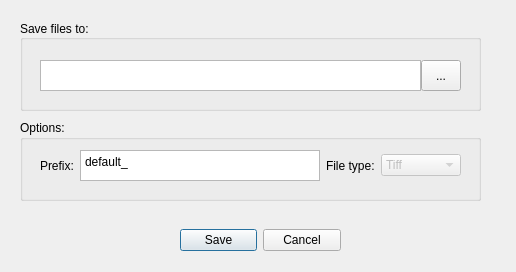
Qt form src/app/src/settings.ui (CuriBio/nautilus_acquisition) before a commit.
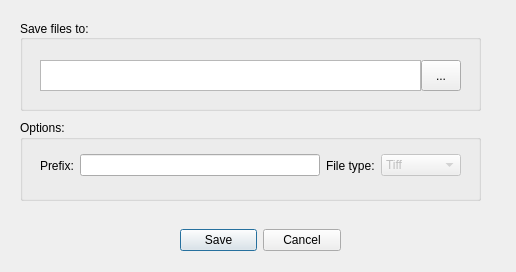
The same form after that commit.

Commit message: use QLineEdit for prefix input

Patch:
```diff
--- a/src/app/src/settings.ui
+++ b/src/app/src/settings.ui
@@ -145,29 +145,7 @@
       </widget>
      </item>
      <item>
-      <widget class="QPlainTextEdit" name="filePrefix">
-       <property name="sizePolicy">
-        <sizepolicy hsizetype="Expanding" vsizetype="Expanding">
-         <horstretch>0</horstretch>
-         <verstretch>0</verstretch>
-        </sizepolicy>
-       </property>
-       <property name="verticalScrollBarPolicy">
-        <enum>Qt::ScrollBarAlwaysOff</enum>
-       </property>
-       <property name="horizontalScrollBarPolicy">
-        <enum>Qt::ScrollBarAlwaysOff</enum>
-       </property>
-       <property name="plainText">
-        <string>default_</string>
-       </property>
-       <property name="textInteractionFlags">
-        <set>Qt::TextEditable|Qt::TextSelectableByMouse</set>
-       </property>
-       <property name="placeholderText">
-        <string/>
-       </property>
-      </widget>
+      <widget class="QLineEdit" name="filePrefix"></widget>
      </item>
      <item>
       <widget class="QLabel" name="fileTypeLabel">
```
The commit also changes 2 other files.
